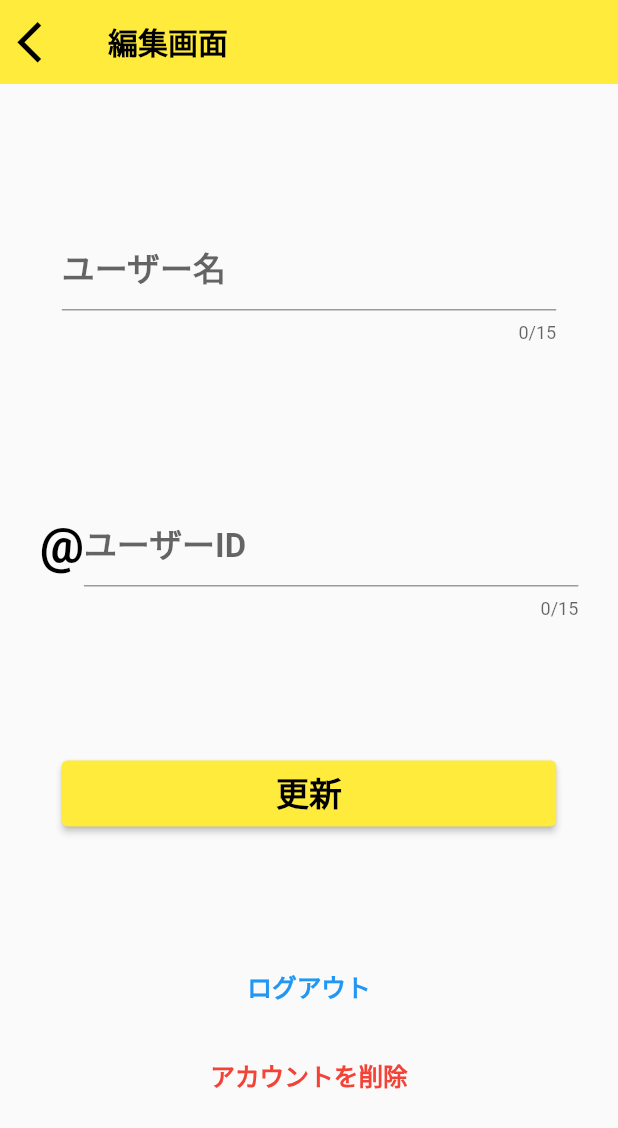
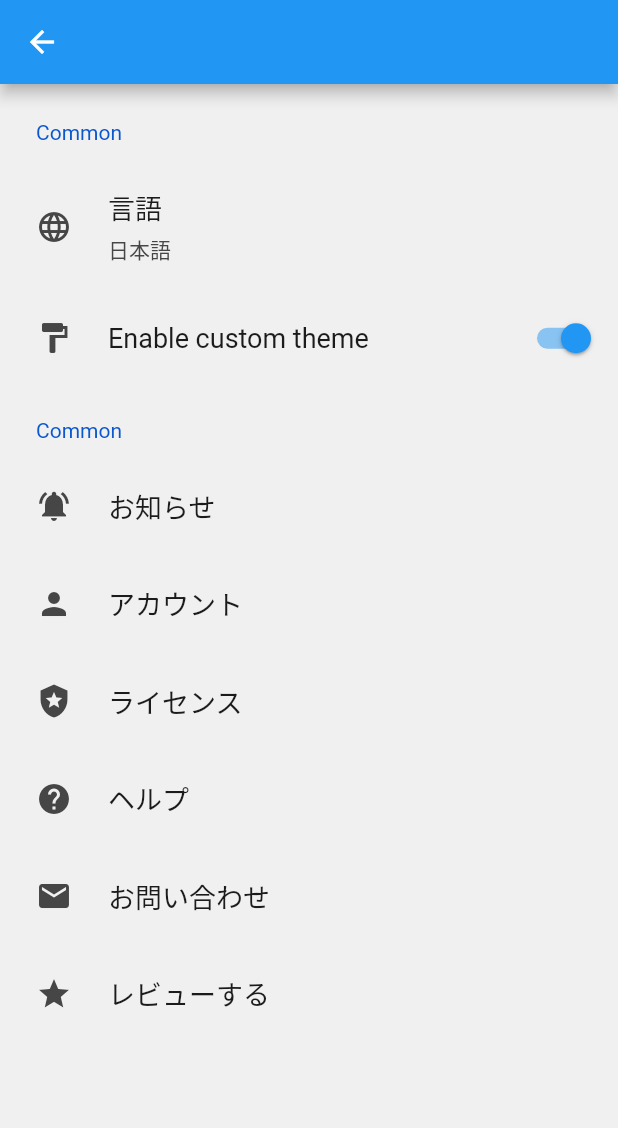
Before and after one commit to iseruuuuu/book_instagram_firebase_app, a Flutter app: the MyPageRootScreen screen opened directly, after a tap on the "menu" icon, on a phone screen of 412 x 824 dp. Shown: the top 1128 px of the screen. Run offline on Flutter 3.47's test engine with Material 2 defaults, Android fonts, the light colour scheme and no system bars; drawn by our look-alikes of settings_ui; our stand-ins replace cloud_firestore, community_material_icon, dotted_border, firebase_auth, firebase_core, firebase_storage and 3 more; accounts and stored records are empty; network calls fail.

Commit message:
fix: フォルダーの整理

```diff
--- a/lib/screen/account_screen/check_email_screen.dart
+++ b/lib/screen/account_screen/check_email_screen.dart
@@ -1,6 +1,6 @@
 import 'package:book_instagram_for_firebase/firebase/authentication.dart';
 import 'package:book_instagram_for_firebase/firebase/user_firebase.dart';
-import 'package:book_instagram_for_firebase/screen/my_page_screen/my_root_screen/my_page_root_screen.dart';
+import 'package:book_instagram_for_firebase/screen/my_page_screen/my_page_root_screen.dart';
 import 'package:firebase_auth/firebase_auth.dart';
 import 'package:flutter/cupertino.dart';
 import 'package:flutter/material.dart';
--- a/lib/screen/account_screen/login_screen.dart
+++ b/lib/screen/account_screen/login_screen.dart
@@ -2,7 +2,7 @@ import 'package:book_instagram_for_firebase/firebase/authentication.dart';
 import 'package:book_instagram_for_firebase/firebase/user_firebase.dart';
 import 'package:book_instagram_for_firebase/screen/account_screen/register_screen.dart';
 import 'package:book_instagram_for_firebase/screen/account_screen/reset_email_screen.dart';
-import 'package:book_instagram_for_firebase/screen/my_page_screen/my_root_screen/my_page_root_screen.dart';
+import 'package:book_instagram_for_firebase/screen/my_page_screen/my_page_root_screen.dart';
 import 'package:book_instagram_for_firebase/screen/root_screen/root_screen.dart';
 import 'package:firebase_auth/firebase_auth.dart';
 import 'package:flutter/cupertino.dart';
--- a/lib/screen/my_page_screen/children/my_cell_items.dart
+++ b/lib/screen/my_page_screen/children/my_cell_items.dart
@@ -2,11 +2,11 @@ import 'package:book_instagram_for_firebase/firebase/post_firebase.dart';
 import 'package:book_instagram_for_firebase/model/account.dart';
 import 'package:book_instagram_for_firebase/model/post.dart';
 import 'package:book_instagram_for_firebase/screen/time_line_details/time_line_details.dart';
+import 'package:book_instagram_for_firebase/screen/time_line_screen/children/border_item.dart';
 import 'package:flutter/material.dart';
 import 'package:flutter/cupertino.dart';
 import 'package:flutter_screenutil/flutter_screenutil.dart';
 import 'package:intl/intl.dart';
-import '../../home_screen/children/border_item.dart';
 import 'package:community_material_icon/community_material_icon.dart';
 
 class MyCellItems extends StatefulWidget {
--- a/lib/screen/my_page_screen/my_page_image_screen.dart
+++ b/lib/screen/my_page_screen/my_page_image_screen.dart
@@ -3,7 +3,7 @@ import 'package:book_instagram_for_firebase/firebase/post_firebase.dart';
 import 'package:book_instagram_for_firebase/firebase/user_firebase.dart';
 import 'package:book_instagram_for_firebase/model/account.dart';
 import 'package:book_instagram_for_firebase/model/post.dart';
-import 'package:book_instagram_for_firebase/screen/home_screen/children/image_cell_item.dart';
+import 'package:book_instagram_for_firebase/screen/time_line_screen/children/image_cell_item.dart';
 import 'package:cloud_firestore/cloud_firestore.dart';
 import 'package:flutter/material.dart';
 import 'package:flutter_screenutil/flutter_screenutil.dart';
--- a/lib/screen/my_page_screen/my_root_screen/my_page_root_screen.dart
+++ b/lib/screen/my_page_screen/my_page_root_screen.dart
@@ -2,11 +2,12 @@ import 'package:book_instagram_for_firebase/firebase/authentication.dart';
 import 'package:book_instagram_for_firebase/model/account.dart';
 import 'package:book_instagram_for_firebase/screen/account_screen/edit_screen.dart';
 import 'package:book_instagram_for_firebase/screen/post_screen/post_screen.dart';
+import 'package:book_instagram_for_firebase/screen/setting_screen/setting_screen.dart';
 import 'package:flutter/material.dart';
 import 'package:flutter_screenutil/flutter_screenutil.dart';
 
-import '../my_page_image_screen.dart';
-import '../my_page_screen.dart';
+import 'my_page_image_screen.dart';
+import 'my_page_screen.dart';
 
 class MyPageRootScreen extends StatefulWidget {
   const MyPageRootScreen({Key? key}) : super(key: key);
@@ -85,7 +86,8 @@ class _MyPageRootScreenState extends State<MyPageRootScreen>
               Navigator.push(
                 context,
                 MaterialPageRoute(
-                  builder: (context) => const EditScreen(),
+                  // builder: (context) => const EditScreen(),
+                  builder: (context) => const SettingScreen(),
                 ),
               );
             },
--- a/lib/screen/my_page_screen/my_page_screen.dart
+++ b/lib/screen/my_page_screen/my_page_screen.dart
@@ -3,7 +3,6 @@ import 'package:book_instagram_for_firebase/firebase/post_firebase.dart';
 import 'package:book_instagram_for_firebase/firebase/user_firebase.dart';
 import 'package:book_instagram_for_firebase/model/account.dart';
 import 'package:book_instagram_for_firebase/model/post.dart';
-import 'package:book_instagram_for_firebase/screen/home_screen/children/cell_items.dart';
 import 'package:book_instagram_for_firebase/screen/my_page_screen/children/my_cell_items.dart';
 import 'package:cloud_firestore/cloud_firestore.dart';
 import 'package:flutter/material.dart';
--- a/lib/screen/root_screen/root_screen.dart
+++ b/lib/screen/root_screen/root_screen.dart
@@ -1,5 +1,5 @@
-import 'package:book_instagram_for_firebase/screen/home_screen/home_root_screen/home_root_screen.dart';
-import 'package:book_instagram_for_firebase/screen/my_page_screen/my_root_screen/my_page_root_screen.dart';
+import 'package:book_instagram_for_firebase/screen/my_page_screen/my_page_root_screen.dart';
+import 'package:book_instagram_for_firebase/screen/time_line_screen/time_line_root_screen.dart';
 import 'package:flutter/material.dart';
 
 class RootScreen extends StatefulWidget {
@@ -12,7 +12,7 @@ class RootScreen extends StatefulWidget {
 class _RootScreenState extends State<RootScreen> {
   int selectedIndex = 0;
   List<Widget> pageList = [
-    const HomeRootScreen(),
+    const TimeLineRootScreen(),
     const MyPageRootScreen(),
   ];
 
--- /dev/null
+++ b/lib/screen/setting_screen/setting_screen.dart
@@ -0,0 +1,75 @@
+import 'package:book_instagram_for_firebase/screen/account_screen/edit_screen.dart';
+import 'package:flutter/material.dart';
+import 'package:settings_ui/settings_ui.dart';
+
+class SettingScreen extends StatelessWidget {
+  const SettingScreen({Key? key}) : super(key: key);
+
+  @override
+  Widget build(BuildContext context) {
+    return Scaffold(
+      appBar: AppBar(),
+      body: SettingsList(
+        sections: [
+          SettingsSection(
+            title: const Text('Common'),
+            tiles: <SettingsTile>[
+              SettingsTile.navigation(
+                leading: const Icon(Icons.language),
+                title: const Text('言語'),
+                value: const Text('日本語'),
+                onPressed: (context) {},
+              ),
+              SettingsTile.switchTile(
+                onToggle: (value) {},
+                initialValue: true,
+                leading: const Icon(Icons.format_paint),
+                title: const Text('Enable custom theme'),
+              ),
+            ],
+          ),
+          SettingsSection(
+            title: const Text('Common'),
+            tiles: <SettingsTile>[
+              SettingsTile.navigation(
+                leading: const Icon(Icons.notifications_active),
+                title: const Text('お知らせ'),
+                onPressed: (context) {},
+              ),
+              SettingsTile.navigation(
+                leading: const Icon(Icons.person),
+                title: const Text('アカウント'),
+                onPressed: (context) {
+                  Navigator.push(
+                    context,
+                    MaterialPageRoute(builder: (context) => const EditScreen()),
+                  );
+                },
+              ),
+              SettingsTile.navigation(
+                leading: const Icon(Icons.local_police),
+                title: const Text('ライセンス'),
+                onPressed: (context) {},
+              ),
+              SettingsTile.navigation(
+                leading: const Icon(Icons.help),
+                title: const Text('ヘルプ'),
+                onPressed: (context) {},
+              ),
+              SettingsTile.navigation(
+                leading: const Icon(Icons.mail),
+                title: const Text('お問い合わせ'),
+                onPressed: (context) {},
+              ),
+              SettingsTile.navigation(
+                leading: const Icon(Icons.star),
+                title: const Text('レビューする'),
+                onPressed: (context) {},
+              ),
+            ],
+          ),
+        ],
+      ),
+    );
+  }
+}
--- a/pubspec.yaml
+++ b/pubspec.yaml
@@ -13,6 +13,7 @@ dependencies:
 
   cupertino_icons: ^1.0.2
   community_material_icon: ^5.9.55
+  settings_ui: ^2.0.2
 
 dev_dependencies:
   flutter_test:
```
Also changed, not shown: lib/screen/time_line_screen/time_line_image_screen.dart (renamed from lib/screen/home_screen/home_screen/home_image_screen.dart, +6 -5 lines), lib/screen/time_line_screen/time_line_root_screen.dart (renamed from lib/screen/home_screen/home_root_screen/home_root_screen.dart, +9 -8 lines), lib/screen/time_line_screen/time_line_screen.dart (renamed from lib/screen/home_screen/home_screen/home_screen.dart, +5 -5 lines), lib/screen/time_line_screen/children/border_item.dart (renamed from lib/screen/home_screen/children/border_item.dart), lib/screen/time_line_screen/children/cell_items.dart (renamed from lib/screen/home_screen/children/cell_items.dart), lib/screen/time_line_screen/children/image_cell_item.dart (renamed from lib/screen/home_screen/children/image_cell_item.dart), pubspec.lock.
